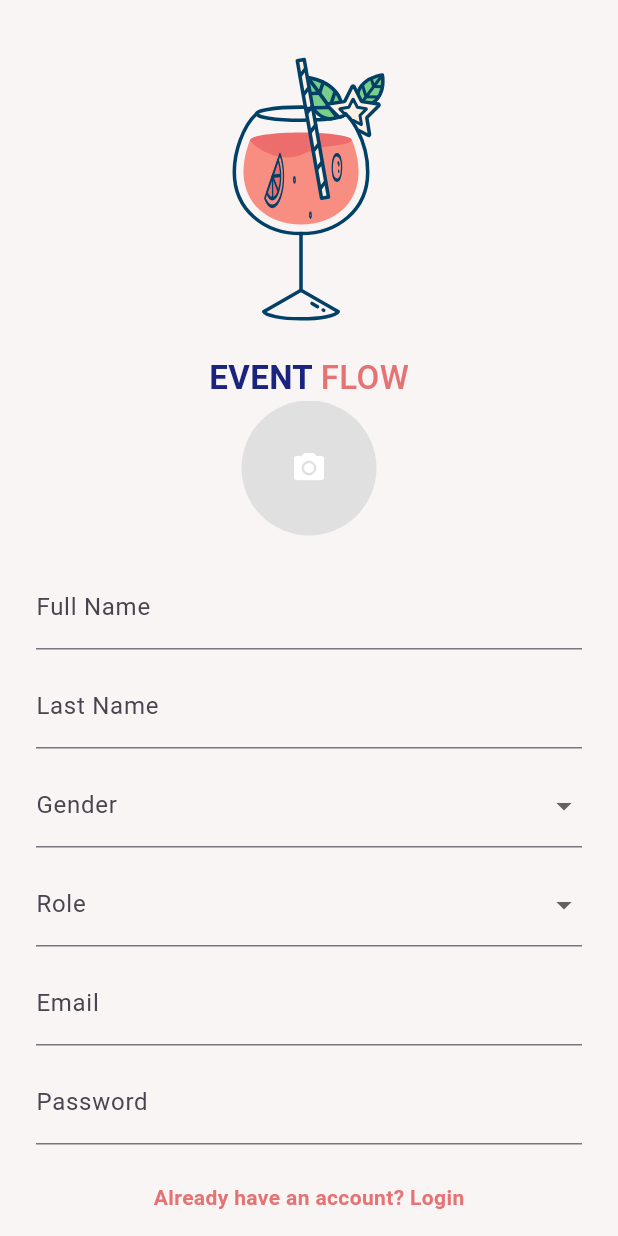
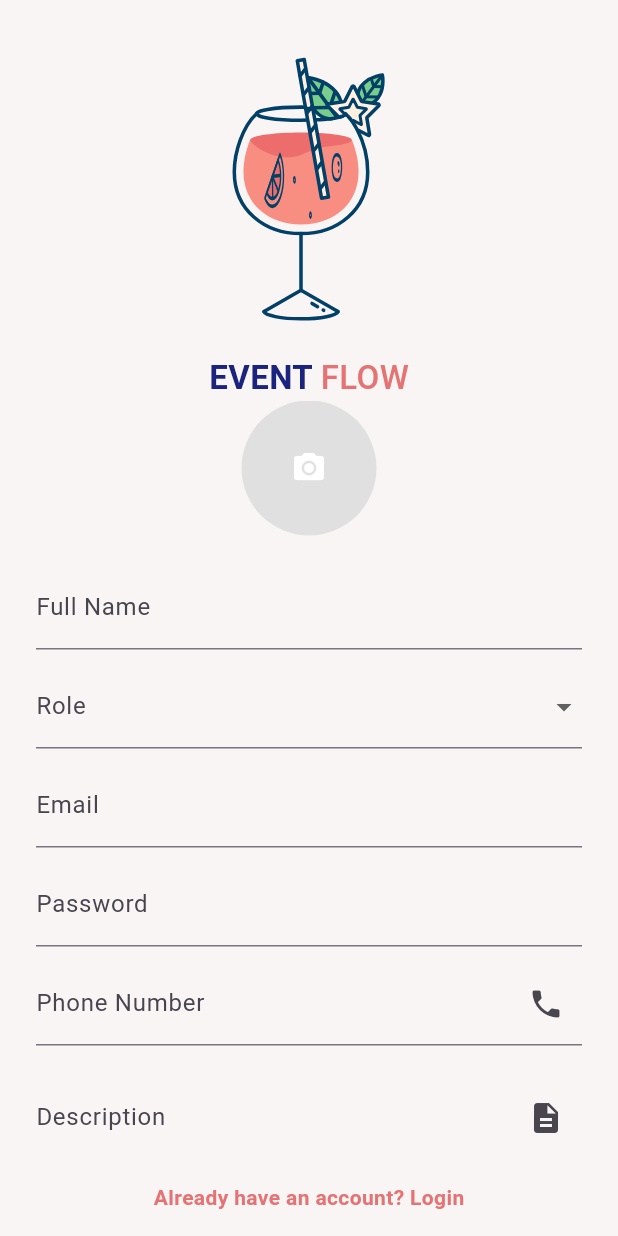
Before and after one commit to Achin-Agarwal/SE, a Flutter app: the SignUpScreen screen opened directly, on a phone screen of 412 x 824 dp. Run offline on Flutter 3.47's test engine with Material 3 defaults, Android fonts, the phone set to English and light mode, and no system bars; our stand-ins replace curved_navigation_bar, flutter_riverpod, geolocator, get, google_maps_flutter, image_picker and 3 more; accounts and stored records are empty.

Commit message:
feat: Refactor signup and login screens for improved functionality and code clarity

```diff
--- a/app/lib/components/signup_controller.dart
+++ b/app/lib/components/signup_controller.dart
@@ -1,21 +1,23 @@
 import 'dart:io';
+import 'package:app/screens/login.dart';
 import 'package:flutter/material.dart';
 import 'package:get/get.dart';
 import 'package:image_picker/image_picker.dart';
+import 'package:app/providers/url.dart';
+import 'package:geolocator/geolocator.dart';
 import 'package:http/http.dart' as http;
-import 'package:geolocator/geolocator.dart';
 
 class SignUpController extends GetxController {
   final formKey = GlobalKey<FormState>();
   var profileImage = Rx<File?>(null);
   var workImages = <File>[].obs;
-  final fullName = TextEditingController();
-  final lastName = TextEditingController();
+  final name = TextEditingController();
   final email = TextEditingController();
   final password = TextEditingController();
   final confirmPassword = TextEditingController();
   final phone = TextEditingController();
-  var gender = ''.obs;
+  final description = TextEditingController();
+  // var gender = ''.obs;
   var role = ''.obs;
 
   // Location
@@ -40,8 +42,9 @@ class SignUpController extends GetxController {
                 leading: const Icon(Icons.camera_alt, color: Colors.pinkAccent),
                 title: const Text('Take a photo'),
                 onTap: () async {
-                  final picked =
-                      await picker.pickImage(source: ImageSource.camera);
+                  final picked = await picker.pickImage(
+                    source: ImageSource.camera,
+                  );
                   if (picked != null) {
                     profileImage.value = File(picked.path);
                   }
@@ -49,12 +52,15 @@ class SignUpController extends GetxController {
                 },
               ),
               ListTile(
-                leading:
-                    const Icon(Icons.photo_library, color: Colors.purpleAccent),
+                leading: const Icon(
+                  Icons.photo_library,
+                  color: Colors.purpleAccent,
+                ),
                 title: const Text('Choose from gallery'),
                 onTap: () async {
-                  final picked =
-                      await picker.pickImage(source: ImageSource.gallery);
+                  final picked = await picker.pickImage(
+                    source: ImageSource.gallery,
+                  );
                   if (picked != null) {
                     profileImage.value = File(picked.path);
                   }
@@ -82,8 +88,9 @@ class SignUpController extends GetxController {
                 leading: const Icon(Icons.camera_alt, color: Colors.pinkAccent),
                 title: const Text('Take a photo'),
                 onTap: () async {
-                  final picked =
-                      await picker.pickImage(source: ImageSource.camera);
+                  final picked = await picker.pickImage(
+                    source: ImageSource.camera,
+                  );
                   if (picked != null) {
                     workImages.add(File(picked.path));
                   }
@@ -91,8 +98,10 @@ class SignUpController extends GetxController {
                 },
               ),
               ListTile(
-                leading:
-                    const Icon(Icons.photo_library, color: Colors.purpleAccent),
+                leading: const Icon(
+                  Icons.photo_library,
+                  color: Colors.purpleAccent,
+                ),
                 title: const Text('Choose from gallery'),
                 onTap: () async {
                   final pickedList = await picker.pickMultiImage();
@@ -150,13 +159,11 @@ class SignUpController extends GetxController {
   }
 
   bool isFormComplete() {
-    if (fullName.text.isEmpty ||
-        lastName.text.isEmpty ||
+    if (name.text.isEmpty ||
         email.text.isEmpty ||
         password.text.isEmpty ||
-        confirmPassword.text.isEmpty ||
         phone.text.isEmpty ||
-        gender.value.isEmpty ||
+        description.text.isEmpty ||
         role.value.isEmpty ||
         profileImage.value == null) {
       return false;
@@ -170,58 +177,75 @@ class SignUpController extends GetxController {
     return true;
   }
 
-  Future<void> submitForm() async {
+  Future<void> submitForm(BuildContext context) async {
     if (!formKey.currentState!.validate()) return;
 
     try {
-      Get.snackbar('Uploading', 'Please wait while we upload your data...',
-          snackPosition: SnackPosition.BOTTOM);
+      final String apiUrl = 'https://achin-se-9kiip.ondigitalocean.app/vendor/register';
+      Get.snackbar(
+        'Uploading',
+        'Please wait while we upload your data...',
+        snackPosition: SnackPosition.BOTTOM,
+      );
 
-      var url = Uri.parse('https://your-backend-url.com/api/signup');
+      var url = Uri.parse(apiUrl);
       var request = http.MultipartRequest('POST', url);
 
       request.fields.addAll({
-        'fullName': fullName.text,
-        'lastName': lastName.text,
+        'name': name.text,
         'email': email.text,
         'password': password.text,
-        'confirmPassword': confirmPassword.text,
         'phone': phone.text,
-        'gender': gender.value,
+        'description': description.text,
+        // 'gender': gender.value,
         'role': role.value,
-        'latitude': latitude.value.toString(),
-        'longitude': longitude.value.toString(),
+        'location':
+            'Lat: ${latitude.value.toString}, Lng: ${longitude.value.toString}',
       });
 
       if (profileImage.value != null) {
-        request.files.add(await http.MultipartFile.fromPath(
-          'profileImage',
-          profileImage.value!.path,
-        ));
+        request.files.add(
+          await http.MultipartFile.fromPath(
+            'profileImage',
+            profileImage.value!.path,
+          ),
+        );
       }
 
       for (var img in workImages) {
-        request.files.add(await http.MultipartFile.fromPath(
-          'workImages',
-          img.path,
-        ));
+        request.files.add(
+          await http.MultipartFile.fromPath('workImages', img.path),
+        );
       }
 
       var response = await request.send();
 
       if (response.statusCode == 200 || response.statusCode == 201) {
         var responseBody = await response.stream.bytesToString();
-        Get.snackbar('Success', 'Signup successful!',
-            snackPosition: SnackPosition.BOTTOM);
+        Get.snackbar(
+          'Success',
+          'Signup successful!',
+          snackPosition: SnackPosition.BOTTOM,
+        );
         print('Response: $responseBody');
+        Navigator.push(
+          context,
+          MaterialPageRoute(builder: (context) => LoginScreen()),
+        );
       } else {
         var error = await response.stream.bytesToString();
-        Get.snackbar('Error', 'Signup failed: $error',
-            snackPosition: SnackPosition.BOTTOM);
+        Get.snackbar(
+          'Error',
+          'Signup failed: $error',
+          snackPosition: SnackPosition.BOTTOM,
+        );
       }
     } catch (e) {
-      Get.snackbar('Error', 'Something went wrong: $e',
-          snackPosition: SnackPosition.BOTTOM);
+      Get.snackbar(
+        'Error',
+        'Something went wrong: $e',
+        snackPosition: SnackPosition.BOTTOM,
+      );
     }
   }
 }
--- a/app/lib/screens/signup.dart
+++ b/app/lib/screens/signup.dart
@@ -27,7 +27,8 @@ class _SignUpScreenState extends State<SignUpScreen> {
       backgroundColor: const Color(0xFFF9F5F5),
       body: SafeArea(
         child: Obx(() {
-          bool showExtra = controller.role.value.isNotEmpty &&
+          bool showExtra =
+              controller.role.value.isNotEmpty &&
               controller.role.value != 'User';
 
           bool isEnabled = controller.isFormComplete();
@@ -91,8 +92,10 @@ class _SignUpScreenState extends State<SignUpScreen> {
                                   ? FileImage(controller.profileImage.value!)
                                   : null,
                               child: controller.profileImage.value == null
-                                  ? const Icon(Icons.camera_alt,
-                                      color: Colors.white)
+                                  ? const Icon(
+                                      Icons.camera_alt,
+                                      color: Colors.white,
+                                    )
                                   : null,
                             ),
                           ),
@@ -100,44 +103,42 @@ class _SignUpScreenState extends State<SignUpScreen> {
                         const SizedBox(height: 20),
 
                         TextFormField(
-                          controller: controller.fullName,
-                          decoration:
-                              const InputDecoration(labelText: "Full Name"),
+                          controller: controller.name,
+                          decoration: const InputDecoration(
+                            labelText: "Full Name",
                           ),
-                        const SizedBox(height: 10),
-                        TextFormField(
-                          controller: controller.lastName,
-                          decoration:
-                              const InputDecoration(labelText: "Last Name"),
                         ),
                         const SizedBox(height: 10),
 
+                        // DropdownButtonFormField<String>(
+                        //   decoration:
+                        //       const InputDecoration(labelText: "Gender"),
+                        //   items: ["Male", "Female", "Other"]
+                        //       .map((e) =>
+                        //           DropdownMenuItem(value: e, child: Text(e)))
+                        //       .toList(),
+                        //   onChanged: (val) {
+                        //     controller.gender.value = val ?? '';
+                        //     setState(() {});
+                        //   },
+                        // ),
+                        // const SizedBox(height: 10),
                         DropdownButtonFormField<String>(
-                          decoration:
-                              const InputDecoration(labelText: "Gender"),
-                          items: ["Male", "Female", "Other"]
-                              .map((e) =>
-                                  DropdownMenuItem(value: e, child: Text(e)))
-                              .toList(),
-                          onChanged: (val) {
-                            controller.gender.value = val ?? '';
-                            setState(() {});
-                          },
-                        ),
-                        const SizedBox(height: 10),
-
-                        DropdownButtonFormField<String>(
-                          decoration:
-                              const InputDecoration(labelText: "Role"),
-                          items: [
+                          decoration: const InputDecoration(labelText: "Role"),
+                          items:
+                              [
                                     "User",
                                     "Photographer",
                                     "Caterer",
                                     "DJ",
-                            "Decorator"
+                                    "Decorator",
                                   ]
-                              .map((e) =>
-                                  DropdownMenuItem(value: e, child: Text(e)))
+                                  .map(
+                                    (e) => DropdownMenuItem(
+                                      value: e,
+                                      child: Text(e),
+                                    ),
+                                  )
                                   .toList(),
                           onChanged: (val) {
                             controller.role.value = val ?? '';
@@ -148,23 +149,15 @@ class _SignUpScreenState extends State<SignUpScreen> {
 
                         TextFormField(
                           controller: controller.email,
-                          decoration:
-                              const InputDecoration(labelText: "Email"),
+                          decoration: const InputDecoration(labelText: "Email"),
                         ),
                         const SizedBox(height: 10),
 
                         TextFormField(
                           controller: controller.password,
-                          decoration:
-                              const InputDecoration(labelText: "Password"),
-                          obscureText: true,
+                          decoration: const InputDecoration(
+                            labelText: "Password",
                           ),
-                        const SizedBox(height: 10),
-
-                        TextFormField(
-                          controller: controller.confirmPassword,
-                          decoration: const InputDecoration(
-                              labelText: "Confirm Password"),
                           obscureText: true,
                         ),
                         const SizedBox(height: 10),
@@ -177,6 +170,14 @@ class _SignUpScreenState extends State<SignUpScreen> {
                           ),
                         ),
                         const SizedBox(height: 20),
+                        TextFormField(
+                          controller: controller.description,
+                          decoration: const InputDecoration(
+                            labelText: "Description",
+                            suffixIcon: Icon(Icons.description),
+                          ),
+                        ),
+                        const SizedBox(height: 20),
 
                         if (showExtra) ...[
                           // Work Images
@@ -186,7 +187,9 @@ class _SignUpScreenState extends State<SignUpScreen> {
                               const Text(
                                 "Work Images",
                                 style: TextStyle(
-                                    fontWeight: FontWeight.bold, fontSize: 16),
+                                  fontWeight: FontWeight.bold,
+                                  fontSize: 16,
+                                ),
                               ),
                               const SizedBox(height: 10),
                               Obx(
@@ -199,8 +202,9 @@ class _SignUpScreenState extends State<SignUpScreen> {
                                         alignment: Alignment.topRight,
                                         children: [
                                           ClipRRect(
-                                            borderRadius:
-                                                BorderRadius.circular(10),
+                                            borderRadius: BorderRadius.circular(
+                                              10,
+                                            ),
                                             child: Image.file(
                                               file,
                                               width: 80,
@@ -214,9 +218,11 @@ class _SignUpScreenState extends State<SignUpScreen> {
                                             child: const CircleAvatar(
                                               radius: 10,
                                               backgroundColor: Colors.black54,
-                                              child: Icon(Icons.close,
+                                              child: Icon(
+                                                Icons.close,
                                                 size: 12,
-                                                  color: Colors.white),
+                                                color: Colors.white,
+                                              ),
                                             ),
                                           ),
                                         ],
@@ -230,8 +236,9 @@ class _SignUpScreenState extends State<SignUpScreen> {
                                         height: 80,
                                         decoration: BoxDecoration(
                                           color: Colors.grey[300],
-                                          borderRadius:
-                                              BorderRadius.circular(10),
+                                          borderRadius: BorderRadius.circular(
+                                            10,
+                                          ),
                                         ),
                                         child: const Icon(
                                           Icons.add_a_photo,
@@ -247,7 +254,8 @@ class _SignUpScreenState extends State<SignUpScreen> {
                           const SizedBox(height: 20),
 
                           // Location Section
-                          Obx(() => Column(
+                          Obx(
+                            () => Column(
                               children: [
                                 Text(
                                   controller.currentLocation.value.isEmpty
@@ -262,13 +270,14 @@ class _SignUpScreenState extends State<SignUpScreen> {
                                   label: const Text("Get Current Location"),
                                 ),
                               ],
-                              )),
+                            ),
+                          ),
                           const SizedBox(height: 20),
                         ],
 
                         ElevatedButton(
                           onPressed: isEnabled
-                              ? () => controller.submitForm()
+                              ? () => controller.submitForm(context)
                               : null,
                           style: ElevatedButton.styleFrom(
                             backgroundColor: const Color(0xFFE57373),
@@ -276,8 +285,7 @@ class _SignUpScreenState extends State<SignUpScreen> {
                           ),
                           child: const Text(
                             "Sign Up",
-                            style:
-                                TextStyle(color: Colors.white, fontSize: 18),
+                            style: TextStyle(color: Colors.white, fontSize: 18),
                           ),
                         ),
                         const SizedBox(height: 60),
```
Also changed, not shown: app/lib/screens/login.dart (+11 -3 lines), 1 other file. Lines whose indentation alone changed are shown as unchanged.
